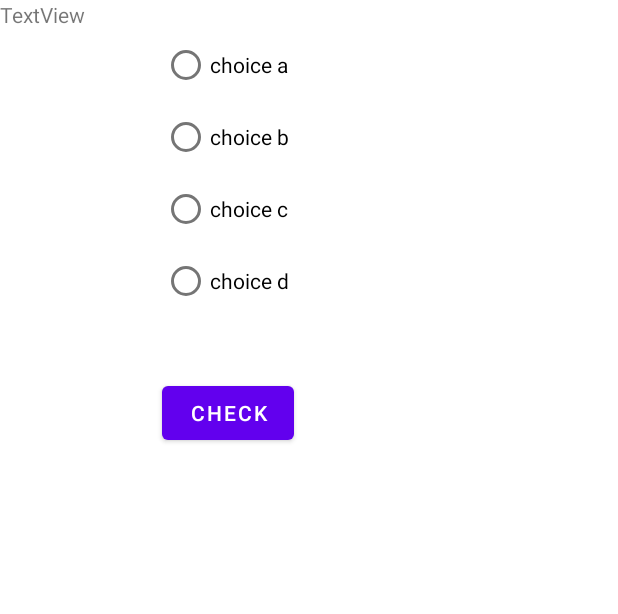
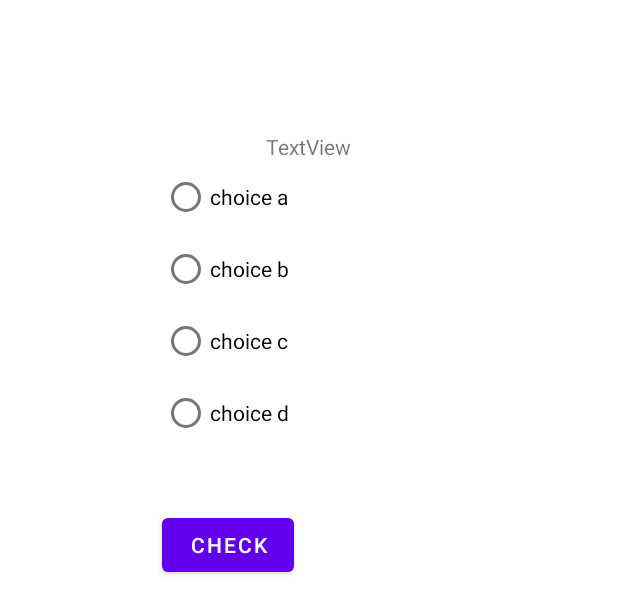
Before and after one commit to yingleifang/Mobile-Computeing-lab3, an Android app: the layout question_layout.xml on its own in the app's theme, with its tools: preview values and no code run, on a phone screen of 412 x 824 dp. Shown: the top 614 px of the screen. Run offline under Robolectric (Android 15) with nearby library versions, the phone set to English and light mode, and no system bars.

Commit message:
fixed AndroidManifest.xml file, created fill_in_blamks layout, added constraints, extracted strings

```diff
--- a/app/src/main/AndroidManifest.xml
+++ b/app/src/main/AndroidManifest.xml
@@ -1,7 +1,7 @@
 <?xml version="1.0" encoding="utf-8"?>
 <manifest xmlns:android="http://schemas.android.com/apk/res/android"
-    xmlns:tools="http://schemas.android.com/tools">
-
+    xmlns:tools="http://schemas.android.com/tools"
+    package="com.example.lab3">
     <application
         android:allowBackup="true"
         android:dataExtractionRules="@xml/data_extraction_rules"
--- a/app/src/main/res/layout/question_layout.xml
+++ b/app/src/main/res/layout/question_layout.xml
@@ -9,9 +9,14 @@
         android:id="@+id/question"
         android:layout_width="wrap_content"
         android:layout_height="wrap_content"
+        android:layout_marginStart="176dp"
+        android:layout_marginTop="88dp"
+        android:layout_marginEnd="177dp"
         android:text="TextView"
-        tools:layout_editor_absoluteX="176dp"
-        tools:layout_editor_absoluteY="88dp" />
+        app:layout_constraintBottom_toTopOf="@+id/answer_choices"
+        app:layout_constraintEnd_toEndOf="parent"
+        app:layout_constraintStart_toStartOf="parent"
+        app:layout_constraintTop_toTopOf="parent" />
 
     <RadioGroup
         android:id="@+id/answer_choices"
--- a/app/src/main/res/values/strings.xml
+++ b/app/src/main/res/values/strings.xml
@@ -2,4 +2,7 @@
     <string name="app_name">Lab 3</string>
     <string name="hard_mode">Hard Mode</string>
     <string name="easy_mode">Easy Mode</string>
+    <string name="textview">TextView</string>
+    <string name="type_the_answer_here">Type the Answer here</string>
+    <string name="check">Check</string>
 </resources>
--- a/build.gradle
+++ b/build.gradle
@@ -1,6 +1,6 @@
 // Top-level build file where you can add configuration options common to all sub-projects/modules.
 plugins {
-    id 'com.android.application' version '7.3.0' apply false
-    id 'com.android.library' version '7.3.0' apply false
+    id 'com.android.application' version '7.2.2' apply false
+    id 'com.android.library' version '7.2.2' apply false
     id 'org.jetbrains.kotlin.android' version '1.7.10' apply false
 }
```
Also changed, not shown: app/src/main/res/layout/question_layout_fill_in_blanks.xml (added, +49 -0 lines), 608 other files.
